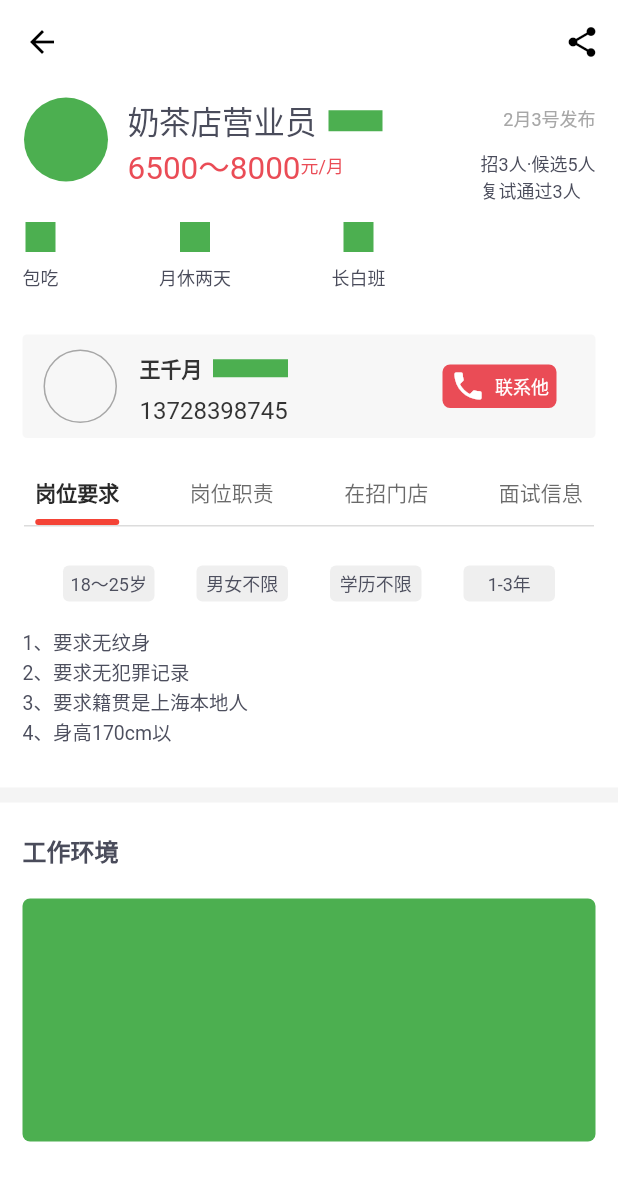
After one commit to wangyin8866/flutter_bd, a Flutter app: the PostDetailPage screen opened by its route, on a phone screen of 412 x 824 dp. The commit adds this screen. Shown: the top 1181 px of the screen. Run offline on Flutter 3.47's test engine with Material 2 defaults, Android fonts, the phone set to English and light mode, and no system bars; our stand-ins replace dio, shared_preferences; accounts and stored records are empty.

Commit message:
岗位详情

```diff
--- a/lib/modules/base/base_mvp.dart
+++ b/lib/modules/base/base_mvp.dart
@@ -1,3 +1,5 @@
+
+import 'package:flutter/cupertino.dart';
 
 abstract class BaseView {
 
@@ -10,6 +12,8 @@ abstract class BaseView {
   void showErrorCode(int code, String msg);
 
   void showOtherError(String msg);
+
+  BuildContext getContext();
 
 }
 
--- a/lib/modules/base/base_presenter.dart
+++ b/lib/modules/base/base_presenter.dart
@@ -1,7 +1,11 @@
 import 'package:dio/dio.dart';
+import 'package:flutter/material.dart';
+import 'package:flutter_bd/config/config.dart';
 import 'package:flutter_bd/modules/base/base_mvp.dart';
 import 'package:flutter_bd/net/constant.dart';
 import 'package:flutter_bd/net/net.dart';
+import 'package:flutter_bd/server/routes.dart';
+import 'package:flutter_bd/tools/storage.dart';
 import 'base_mvp.dart';
 
 class BasePresenter<V extends BaseView> extends IPresenter {
@@ -36,6 +40,15 @@ class BasePresenter<V extends BaseView> extends IPresenter {
             view?.hideLoading();
           }
           view?.showErrorCode(code, msg);
+
+          if (code == 200001) {
+            // 登录信息无效
+            Storage.remove(Config.TOKEN);
+            Navigator.pushAndRemoveUntil(
+                view?.getContext(),
+                MaterialPageRoute(builder: routes[loginRoutesName]),
+                    (Route<dynamic> route) => false);
+          }
         },
         onOtherError: (msg) {
           if (isShowLoading) {
--- a/lib/modules/base/base_state_page.dart
+++ b/lib/modules/base/base_state_page.dart
@@ -69,4 +69,7 @@ abstract class BasePageState<T extends StatefulWidget, P extends BasePresenter>
     mPresenter?.dispose();
   }
 
+  @override
+  BuildContext getContext() => context;
+
 }
--- /dev/null
+++ b/lib/modules/post/interview_info.dart
@@ -0,0 +1,17 @@
+import 'package:flutter/material.dart';
+
+class InterviewInfoPage extends StatefulWidget {
+  @override
+  _InterviewInfoPageState createState() => _InterviewInfoPageState();
+}
+
+class _InterviewInfoPageState extends State<InterviewInfoPage> {
+  @override
+  Widget build(BuildContext context) {
+    return Container(
+      width: double.infinity,
+      height: 200,
+      color: Colors.yellow,
+    );
+  }
+}
--- a/lib/modules/post/item.dart
+++ b/lib/modules/post/item.dart
@@ -1,11 +1,15 @@
 import 'package:flutter/material.dart';
-
+import 'package:flutter_bd/server/routes.dart';
 
 class PostItem extends StatelessWidget {
   @override
   Widget build(BuildContext context) {
     return Padding(
       padding: EdgeInsets.only(bottom: 8),
+      child: GestureDetector(
+        onTap: () {
+          Navigator.pushNamed(context, postDetailRoutesName);
+        },
         child: Container(
           color: Colors.white,
           height: 89,
@@ -19,8 +23,14 @@ class PostItem extends StatelessWidget {
                       '便利店营业员',
                       style: TextStyle(color: Color(0xFF333333), fontSize: 14),
                     ),
-                  SizedBox(width: 10,),
-                  Container(height: 12, width: 20, color: Colors.red,)
+                    SizedBox(
+                      width: 10,
+                    ),
+                    Container(
+                      height: 12,
+                      width: 20,
+                      color: Colors.red,
+                    )
                   ],
                 ),
                 left: 15,
@@ -37,8 +47,14 @@ class PostItem extends StatelessWidget {
               Positioned(
                 child: Row(
                   children: <Widget>[
-                Container(height: 20, width: 20, color: Colors.red,),
-                  SizedBox(width: 5,),
+                    Container(
+                      height: 20,
+                      width: 20,
+                      color: Colors.red,
+                    ),
+                    SizedBox(
+                      width: 5,
+                    ),
                     Text(
                       '7-11便利店',
                       style: TextStyle(color: Color(0xFF232323), fontSize: 12),
@@ -59,6 +75,7 @@ class PostItem extends StatelessWidget {
             ],
           ),
         ),
+      ),
     );
   }
 }
--- /dev/null
+++ b/lib/modules/post/job_requirements.dart
@@ -0,0 +1,56 @@
+import 'package:flutter/material.dart';
+
+class JobRequirementsPage extends StatefulWidget {
+  @override
+  _JobRequirementsPageState createState() => _JobRequirementsPageState();
+}
+
+class _JobRequirementsPageState extends State<JobRequirementsPage> {
+  List<String> _tag = ['18～25岁', '男女不限', '学历不限', '1-3年'];
+
+  @override
+  Widget build(BuildContext context) {
+    return Column(
+      crossAxisAlignment: CrossAxisAlignment.start,
+      children: <Widget>[
+        SizedBox(
+          height: 26,
+        ),
+        Row(
+          mainAxisAlignment: MainAxisAlignment.center,
+          children: _requirementTagWidget(),
+        ),
+        Padding(
+          padding: EdgeInsets.only(left: 15, top: 17),
+          child: Text(
+            '1、要求无纹身\n2、要求无犯罪记录\n3、要求籍贯是上海本地人\n4、身高170cm以',
+            style: TextStyle(color: Color(0xFF4D4F5E), fontSize: 13, height: 1.5),
+          ),
+        ),
+        SizedBox(
+        height: 27,
+        ),
+      ],
+    );
+  }
+
+  _requirementTagWidget() {
+    return _tag.map((tag) {
+      var index = _tag.indexOf(tag);
+      return Padding(
+        padding: EdgeInsets.only(left: index == 0 ? 0 : 28),
+        child: Container(
+          width: 61,
+          height: 24,
+          alignment: Alignment.center,
+          decoration: BoxDecoration(
+              color: Color(0xFFEFEFEF), borderRadius: BorderRadius.circular(4)),
+          child: Text(
+            tag,
+            style: TextStyle(color: Color(0xFF4D4F5E), fontSize: 12),
+          ),
+        ),
+      );
+    }).toList();
+  }
+}
--- /dev/null
+++ b/lib/modules/post/job_statement.dart
@@ -0,0 +1,17 @@
+import 'package:flutter/material.dart';
+
+class JobStatementPage extends StatefulWidget {
+  @override
+  _JobStatementPageState createState() => _JobStatementPageState();
+}
+
+class _JobStatementPageState extends State<JobStatementPage> {
+  @override
+  Widget build(BuildContext context) {
+    return Container(
+      height: 200,
+      width: double.infinity,
+      color: Colors.green,
+    );
+  }
+}
--- a/lib/modules/post/post.dart
+++ b/lib/modules/post/post.dart
@@ -135,7 +135,9 @@ class _PostPageState extends BasePageState<PostPage, PostPresenter> {
             child: Icon(Icons.info)),
       ),
       GestureDetector(
-        onTap: () {},
+        onTap: () {
+          mPresenter?.requestLogin('12334', '123213123');
+        },
         child: Padding(
             padding: EdgeInsets.only(left: 8, right: 8),
             child: Icon(Icons.info)),
--- /dev/null
+++ b/lib/modules/post/post_detail.dart
@@ -0,0 +1,391 @@
+import 'package:flutter/material.dart';
+import 'package:flutter_bd/modules/base/base_state_page.dart';
+import 'package:flutter_bd/modules/post/interview_info.dart';
+import 'package:flutter_bd/modules/post/job_requirements.dart';
+import 'package:flutter_bd/modules/post/job_statement.dart';
+import 'package:flutter_bd/modules/post/post_detail_presenter.dart';
+import 'package:flutter_bd/modules/post/recruit_store.dart';
+import 'package:flutter_bd/modules/post/work_info.dart';
+import 'package:flutter_bd/widget/round_indicator.dart';
+
+class PostDetailPage extends StatefulWidget {
+  @override
+  _PostDetailPageState createState() => _PostDetailPageState();
+}
+
+class _PostDetailPageState
+    extends BasePageState<PostDetailPage, PostDetailPresenter>
+    with SingleTickerProviderStateMixin {
+  String title = '奶茶店营业员';
+  bool isShowTitle = false;
+  List<String> _tabTitle = ['岗位要求', '岗位职责', '在招门店', '面试信息']; //tab集合
+  TabController controller; //tab控制器
+  final ScrollController _scrollController = ScrollController();
+  int _currentIndex = 0;
+
+  @override
+  void initState() {
+    super.initState();
+    controller = TabController(length: _tabTitle.length, vsync: this);
+
+    _scrollController.addListener(() {
+      setState(() {
+        if (_scrollController.offset > 100) {
+          isShowTitle = true;
+        } else {
+          isShowTitle = false;
+        }
+      });
+    });
+  }
+
+  @override
+  void dispose() {
+    super.dispose();
+    controller.dispose();
+    _scrollController.dispose();
+  }
+
+  @override
+  Widget build(BuildContext context) {
+    return Scaffold(
+      backgroundColor: Colors.white,
+      body: SafeArea(
+          child: CustomScrollView(
+        controller: _scrollController,
+        slivers: <Widget>[
+          SliverAppBar(
+            backgroundColor: Colors.white,
+            pinned: true,
+            expandedHeight: 140,
+            leading: _createLeading(),
+            actions: _createActions(),
+            flexibleSpace: _createFlexible(),
+          ),
+          SliverToBoxAdapter(
+            child: _createJobWelfare(),
+          ),
+          SliverToBoxAdapter(
+            child: _createUserInfo(),
+          ),
+          SliverToBoxAdapter(
+            child: _createTabbar(),
+          ),
+          SliverToBoxAdapter(
+            child: _createLine(),
+          ),
+          SliverToBoxAdapter(
+            child: _createTypeView(),
+          ),
+          SliverToBoxAdapter(
+            child: WorkInfoPage(),
+          )
+//          SliverFillRemaining(
+//            child: _createTabView(),
+//          )
+        ],
+      )),
+    );
+  }
+
+  _createLeading() {
+    return GestureDetector(
+      onTap: () {
+        Navigator.pop(context);
+      },
+      child: Icon(
+        Icons.arrow_back,
+        color: Colors.black,
+      ),
+    );
+  }
+
+  _createActions() {
+    return [
+      IconButton(
+        icon: Icon(
+          Icons.share,
+          color: Colors.black,
+        ),
+        onPressed: () {},
+      )
+    ];
+  }
+
+  _createFlexible() {
+    return FlexibleSpaceBar(
+      title: Text(
+        title,
+        style: TextStyle(
+            color: isShowTitle ? Color(0xFF232323) : Colors.transparent),
+      ),
+      background: Container(
+        width: double.infinity,
+        child: Stack(
+          children: <Widget>[
+            Positioned(
+              child: Container(
+                width: 56,
+                height: 56,
+                decoration: BoxDecoration(
+                  color: Colors.green,
+                  borderRadius: BorderRadius.circular(28),
+                ),
+              ),
+              left: 16,
+              top: 65,
+            ),
+            Positioned(
+                child: Row(
+                  children: <Widget>[
+                    Container(
+                      width: 126,
+                      child: Text(
+                        title,
+                        style:
+                            TextStyle(color: Color(0xFF4A4C5B), fontSize: 21),
+                        maxLines: 1,
+                        overflow: TextOverflow.ellipsis,
+                      ),
+                    ),
+                    SizedBox(
+                      width: 8,
+                    ),
+                    Container(
+                      height: 14,
+                      width: 36,
+                      color: Colors.green,
+                    ),
+                  ],
+                ),
+                left: 85,
+                top: 65),
+            Positioned(
+              child: Text('2月3号发布',
+                  style: TextStyle(color: Color(0xFFA7A7A7), fontSize: 12)),
+              right: 15,
+              top: 70,
+            ),
+            Positioned(
+              child: Row(
+                children: <Widget>[
+                  Text('6500～8000',
+                      style: TextStyle(color: Color(0xFFEA4C56), fontSize: 21)),
+                  Text('元/月',
+                      style: TextStyle(color: Color(0xFFEA4C56), fontSize: 12))
+                ],
+              ),
+              left: 85,
+              top: 95,
+            ),
+            Positioned(
+              child: Text('招3人·候选5人\n复试通过3人',
+                  style: TextStyle(color: Color(0xFF4A4C5B), fontSize: 12)),
+              right: 15,
+              top: 100,
+            )
+          ],
+        ),
+      ),
+    );
+  }
+
+  _createJobWelfare() {
+    return Row(
+      children: <Widget>[
+        SizedBox(
+          width: 15,
+        ),
+        _createWelfareSub('包吃', ''),
+        SizedBox(
+          width: 67,
+        ),
+        _createWelfareSub('月休两天', ''),
+        SizedBox(
+          width: 67,
+        ),
+        _createWelfareSub('长白班', ''),
+      ],
+    );
+  }
+
+  _createWelfareSub(title, resID) {
+    return Column(
+      children: <Widget>[
+        SizedBox(
+          height: 8,
+        ),
+        Container(
+          width: 20,
+          height: 20,
+          color: Colors.green,
+        ),
+        SizedBox(
+          height: 8,
+        ),
+        Text(title, style: TextStyle(color: Color(0xFF4A4C5B), fontSize: 12))
+      ],
+    );
+  }
+
+  _createUserInfo() {
+    return Padding(
+      padding: EdgeInsets.only(left: 15, right: 15, top: 29, bottom: 26),
+      child: GestureDetector(
+        child: Container(
+          height: 69,
+          width: double.infinity,
+          decoration: BoxDecoration(
+              color: Color.fromARGB(255, 247, 247, 247),
+              borderRadius: BorderRadius.circular(3)),
+          child: Stack(
+            children: <Widget>[
+              Positioned(
+                child: Container(
+                  height: 49,
+                  width: 49,
+                  decoration: BoxDecoration(
+                      border: Border.all(color: Color(0xFFA7A7A7)),
+                      borderRadius: BorderRadius.circular(25)),
+                ),
+                left: 14,
+                top: 10,
+              ),
+              Positioned(
+                child: Row(
+                  children: <Widget>[
+                    Text(
+                      '王千月',
+                      style: TextStyle(
+                          color: Color(0xFF333333),
+                          fontWeight: FontWeight.bold),
+                    ),
+                    SizedBox(
+                      width: 7,
+                    ),
+                    Container(
+                      width: 50,
+                      height: 12,
+                      color: Colors.green,
+                    )
+                  ],
+                ),
+                left: 78,
+                top: 12,
+              ),
+              Positioned(
+                child: Text(
+                  '13728398745',
+                  style: TextStyle(color: Color(0xFF333333), fontSize: 16),
+                ),
+                left: 78,
+                bottom: 9,
+              ),
+              Positioned(
+                child: GestureDetector(
+                  onTap: () {},
+                  child: Container(
+                    width: 76,
+                    height: 29,
+                    decoration: BoxDecoration(
+                      color: Color(0xFFEA4C56),
+                      borderRadius: BorderRadius.circular(5),
+                    ),
+                    child: Row(
+                      mainAxisAlignment: MainAxisAlignment.center,
+                      children: <Widget>[
+                        Icon(
+                          Icons.phone,
+                          color: Colors.white,
+                        ),
+                        SizedBox(
+                          width: 6,
+                        ),
+                        Text(
+                          '联系他',
+                          style: TextStyle(color: Colors.white, fontSize: 12),
+                        )
+                      ],
+                    ),
+                  ),
+                ),
+                right: 26,
+                top: 20,
+              )
+            ],
+          ),
+        ),
+      ),
+    );
+  }
+
+  _createTabbar() {
+    return DefaultTabController(
+      length: _tabTitle.length,
+      child: TabBar(
+        controller: controller,
+        labelStyle: TextStyle(fontSize: 14, fontWeight: FontWeight.bold),
+        labelColor: Color(0xFF292929),
+        indicatorColor: Color(0xFFEA4C56),
+        indicatorWeight: 4,
+        labelPadding: EdgeInsets.only(bottom: 7),
+        indicatorSize: TabBarIndicatorSize.label,
+        unselectedLabelStyle: TextStyle(fontSize: 14),
+        indicator: RoundUnderLineTabIndicator(
+          borderSide: BorderSide(width: 4.0, color: Colors.red),
+        ),
+        tabs: _tabTitle.map((title) {
+          return Text(title);
+        }).toList(),
+        onTap: (index) {
+          setState(() {
+            _currentIndex = index;
+          });
+        },
+      ),
+    );
+  }
+
+  _createLine() {
+    return Padding(
+      padding: EdgeInsets.only(left: 16, right: 16),
+      child: Container(
+        width: double.infinity,
+        height: 1,
+        color: Color(0xFFDCDCDC),
+      ),
+    );
+  }
+
+  _createTypeView() {
+    switch (_currentIndex) {
+      case 0:
+        return JobRequirementsPage();
+      case 1:
+        break;
+      case 2:
+        break;
+      case 3:
+        break;
+      default:
+        break;
+    }
+  }
+
+//  _createTabView() {
+//    return TabBarView(
+//      controller: controller,
+//      children: <Widget>[
+//        JobRequirementsPage(),
+//        JobStatementPage(),
+//        RecruitStorePage(),
+//        InterviewInfoPage(),
+//      ],
+//    );
+//  }
+
+  @override
+  PostDetailPresenter createPresenter() {
+    return PostDetailPresenter();
+  }
+}
--- /dev/null
+++ b/lib/modules/post/post_detail_presenter.dart
@@ -0,0 +1,6 @@
+
+import 'package:flutter_bd/modules/base/base_presenter.dart';
+
+class PostDetailPresenter extends BasePresenter {
+
+}
--- a/lib/modules/post/post_presenter.dart
+++ b/lib/modules/post/post_presenter.dart
@@ -1,7 +1,16 @@
+import 'dart:collection';
+
+import 'package:flutter_bd/config/config.dart';
 import 'package:flutter_bd/modules/base/base_presenter.dart';
+import 'package:flutter_bd/net/constant.dart';
 
 class PostPresenter extends BasePresenter {
-  requestTest<T>() {
-    invoke<T>('url');
+  requestLogin<T>(mobile, password) {
+    var map = HashMap<String, Object>();
+    map['mobile'] = mobile;
+    map['password'] = password;
+    map['client_type'] = 2;
+
+    invoke<T>(UrlPath.login, params: map, method: NetConstant.POST);
   }
 }
--- /dev/null
+++ b/lib/modules/post/recruit_store.dart
@@ -0,0 +1,17 @@
+import 'package:flutter/material.dart';
+
+class RecruitStorePage extends StatefulWidget {
+  @override
+  _RecruitStorePageState createState() => _RecruitStorePageState();
+}
+
+class _RecruitStorePageState extends State<RecruitStorePage> {
+  @override
+  Widget build(BuildContext context) {
+    return Container(
+      width: double.infinity,
+      height: 200,
+      color: Colors.red,
+    );
+  }
+}
--- /dev/null
+++ b/lib/modules/post/work_info.dart
@@ -0,0 +1,53 @@
+import 'package:flutter/material.dart';
+
+class WorkInfoPage extends StatefulWidget {
+  @override
+  _WorkInfoPageState createState() => _WorkInfoPageState();
+}
+
+class _WorkInfoPageState extends State<WorkInfoPage> {
+
+
+
+  @override
+  Widget build(BuildContext context) {
+    return Column(
+      crossAxisAlignment: CrossAxisAlignment.start,
+      children: <Widget>[
+        Container(
+          width: double.infinity,
+          height: 10,
+          color: Color(0xFFF4F4F4),
+        ),
+        Padding(
+          padding: EdgeInsets.only(left: 15, right: 15, top: 20),
+          child: Text(
+            '工作环境',
+            style: TextStyle(color: Color(0xFF4A4C5B), fontSize: 16, fontWeight: FontWeight.bold),
+          ),
+        ),
+        _photoWidget(),
+
+      ],
+    );
+  }
+
+  _photoWidget() {
+    switch (1) {
+      case 1:
+        return _onePhotoWidget();
+    }
+  }
+
+  _onePhotoWidget() {
+    return Padding(padding: EdgeInsets.only(left: 15, right: 15, top: 20), child: Container(
+      height: 162,
+      width: double.infinity,
+      decoration: BoxDecoration(
+        borderRadius: BorderRadius.circular(5),
+        color: Colors.green
+      ),
+    ),);
+  }
+
+}
--- a/lib/net/net.dart
+++ b/lib/net/net.dart
@@ -5,10 +5,10 @@ import 'package:flutter_bd/net/interceptor.dart';
 import 'package:flutter_bd/net/bean_factory.dart';
 
 class NetWrapper {
-  static Dio dio;
+  static Dio _dio;
 
   NetWrapper.init() {
-    dio ??= Dio()
+    _dio ??= Dio()
       ..options.baseUrl = NetConstant.HOST
       ..options.connectTimeout = NetConstant.CONNECT_TIMEOUT
       ..options.receiveTimeout = NetConstant.RECEIVE_TIMEOUT
@@ -22,7 +22,7 @@ class NetWrapper {
       Function(int code, String msg) onErrorCode,
       Function(String msg) onOtherError}) async {
     try {
-      Response response = await dio.request(url,
+      Response response = await _dio.request(url,
           data: params,
           options: Options(method: method),
           cancelToken: cancelToken);
--- a/lib/server/routes.dart
+++ b/lib/server/routes.dart
@@ -1,13 +1,16 @@
 import 'package:flutter/material.dart';
 import 'package:flutter_bd/modules/login/login.dart';
+import 'package:flutter_bd/modules/post/post_detail.dart';
 import 'package:flutter_bd/modules/tabbar/tabbar.dart';
 
 final loginRoutesName = '/';
 final tabbarRoutesName = '/tabbar';
+final postDetailRoutesName = '/postDetail';
 
 final routes = {
   loginRoutesName: (context) => LoginPage(),
   tabbarRoutesName: (context) => TabbarWidget(),
+  postDetailRoutesName: (context, {arguments}) => PostDetailPage()
   // '/orderDetail': (context, {arguments}) => orderDetailWidget(arguments: arguments),
 };
 
--- /dev/null
+++ b/lib/widget/round_indicator.dart
@@ -0,0 +1,76 @@
+
+import 'package:flutter/material.dart';
+
+class RoundUnderLineTabIndicator extends Decoration {
+
+  const RoundUnderLineTabIndicator({
+    this.borderSide = const BorderSide(width: 2.0, color: Colors.white),
+    this.insets = EdgeInsets.zero,
+  }) : assert(borderSide != null),
+        assert(insets != null);
+
+  final BorderSide borderSide;
+
+  final EdgeInsetsGeometry insets;
+
+  @override
+  Decoration lerpFrom(Decoration a, double t) {
+    if (a is UnderlineTabIndicator) {
+      return UnderlineTabIndicator(
+        borderSide: BorderSide.lerp(a.borderSide, borderSide, t),
+        insets: EdgeInsetsGeometry.lerp(a.insets, insets, t),
+      );
+    }
+    return super.lerpFrom(a, t);
+  }
+
+  @override
+  Decoration lerpTo(Decoration b, double t) {
+    if (b is UnderlineTabIndicator) {
+      return UnderlineTabIndicator(
+        borderSide: BorderSide.lerp(borderSide, b.borderSide, t),
+        insets: EdgeInsetsGeometry.lerp(insets, b.insets, t),
+      );
+    }
+    return super.lerpTo(b, t);
+  }
+  @override
+  _RoundUnderlinePainter createBoxPainter([ VoidCallback onChanged ]) {
+    return _RoundUnderlinePainter(this, onChanged);
+  }
+}
+
+
+class _RoundUnderlinePainter extends BoxPainter {
+  _RoundUnderlinePainter(this.decoration, VoidCallback onChanged)
+      : assert(decoration != null),
+        super(onChanged);
+
+  final RoundUnderLineTabIndicator decoration;
+
+  BorderSide get borderSide => decoration.borderSide;
+  EdgeInsetsGeometry get insets => decoration.insets;
+
+  Rect _indicatorRectFor(Rect rect, TextDirection textDirection) {
+    assert(rect != null);
+    assert(textDirection != null);
+    final Rect indicator = insets.resolve(textDirection).deflateRect(rect);
+    return Rect.fromLTWH(
+      indicator.left,
+      indicator.bottom - borderSide.width,
+      indicator.width,
+      borderSide.width,
+    );
+  }
+
+  @override
+  void paint(Canvas canvas, Offset offset, ImageConfiguration configuration) {
+    assert(configuration != null);
+    assert(configuration.size != null);
+    final Rect rect = offset & configuration.size;
+    final TextDirection textDirection = configuration.textDirection;
+    final Rect indicator = _indicatorRectFor(rect, textDirection).deflate(borderSide.width / 2.0);
+    final Paint paint = borderSide.toPaint()..strokeCap = StrokeCap.round;
+    canvas.drawLine(indicator.bottomLeft, indicator.bottomRight, paint);
+  }
+}
```
Lines whose indentation alone changed are shown as unchanged.
